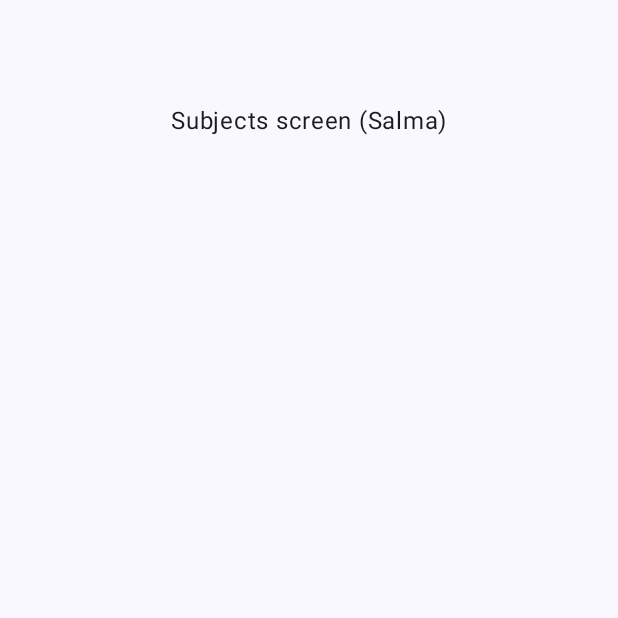
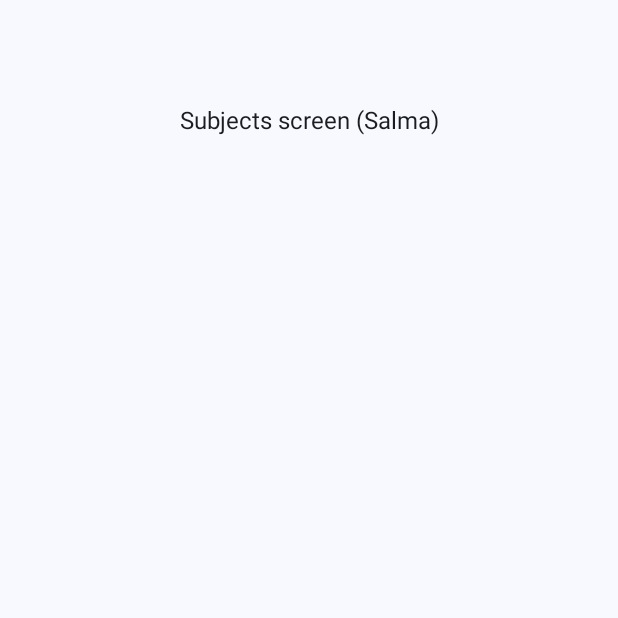
Before and after one commit to loaayyy/StudyPlanner, an Android app built with Jetpack Compose: the screen it shows after launch (SubjectsActivity), on a phone screen of 412 x 824 dp, the part 497-1115 px from its top. Run offline under Robolectric (Android 15) with nearby library versions, the phone set to English and light mode, and no system bars.

Commit message:
Add app theme: colors, typography and StudyPlannerTheme

```diff
--- a/app/src/main/java/com/example/studyplanner/ui/theme/Color.kt
+++ b/app/src/main/java/com/example/studyplanner/ui/theme/Color.kt
@@ -2,10 +2,28 @@ package com.example.studyplanner.ui.theme
 
 import androidx.compose.ui.graphics.Color
 
-val Purple80 = Color(0xFFD0BCFF)
-val PurpleGrey80 = Color(0xFFCCC2DC)
-val Pink80 = Color(0xFFEFB8C8)
+// Light colors
+val BluePrimaryLight = Color(0xFF1F5FA8)
+val OnBluePrimaryLight = Color(0xFFFFFFFF)
+val BlueContainerLight = Color(0xFFD5E3FF)
+val OnBlueContainerLight = Color(0xFF001B3C)
+val SlateSecondaryLight = Color(0xFF555F71)
+val SlateContainerLight = Color(0xFFD9E3F8)
+val OnSlateContainerLight = Color(0xFF121C2B)
+val PlumTertiaryLight = Color(0xFF6E5676)
+val BackgroundLight = Color(0xFFF8F9FF)
+val OnBackgroundLight = Color(0xFF191C20)
+val ErrorLight = Color(0xFFBA1A1A)
 
-val Purple40 = Color(0xFF6650a4)
-val PurpleGrey40 = Color(0xFF625b71)
-val Pink40 = Color(0xFF7D5260)
+// Dark colors
+val BluePrimaryDark = Color(0xFFA7C8FF)
+val OnBluePrimaryDark = Color(0xFF003061)
+val BlueContainerDark = Color(0xFF004689)
+val OnBlueContainerDark = Color(0xFFD5E3FF)
+val SlateSecondaryDark = Color(0xFFBDC7DC)
+val SlateContainerDark = Color(0xFF3E4759)
+val OnSlateContainerDark = Color(0xFFD9E3F8)
+val PlumTertiaryDark = Color(0xFFDABDE2)
+val BackgroundDark = Color(0xFF111318)
+val OnBackgroundDark = Color(0xFFE1E2E8)
+val ErrorDark = Color(0xFFFFB4AB)
--- a/app/src/main/java/com/example/studyplanner/ui/theme/Theme.kt
+++ b/app/src/main/java/com/example/studyplanner/ui/theme/Theme.kt
@@ -1,6 +1,5 @@
 package com.example.studyplanner.ui.theme
 
-import android.app.Activity
 import android.os.Build
 import androidx.compose.foundation.isSystemInDarkTheme
 import androidx.compose.material3.MaterialTheme
@@ -11,33 +10,43 @@ import androidx.compose.material3.lightColorScheme
 import androidx.compose.runtime.Composable
 import androidx.compose.ui.platform.LocalContext
 
-private val DarkColorScheme = darkColorScheme(
-    primary = Purple80,
-    secondary = PurpleGrey80,
-    tertiary = Pink80
+private val LightColors = lightColorScheme(
+    primary = BluePrimaryLight,
+    onPrimary = OnBluePrimaryLight,
+    primaryContainer = BlueContainerLight,
+    onPrimaryContainer = OnBlueContainerLight,
+    secondary = SlateSecondaryLight,
+    secondaryContainer = SlateContainerLight,
+    onSecondaryContainer = OnSlateContainerLight,
+    tertiary = PlumTertiaryLight,
+    background = BackgroundLight,
+    onBackground = OnBackgroundLight,
+    surface = BackgroundLight,
+    onSurface = OnBackgroundLight,
+    error = ErrorLight
 )
 
-private val LightColorScheme = lightColorScheme(
-    primary = Purple40,
-    secondary = PurpleGrey40,
-    tertiary = Pink40
-
-    /* Other default colors to override
-    background = Color(0xFFFFFBFE),
-    surface = Color(0xFFFFFBFE),
-    onPrimary = Color.White,
-    onSecondary = Color.White,
-    onTertiary = Color.White,
-    onBackground = Color(0xFF1C1B1F),
-    onSurface = Color(0xFF1C1B1F),
-    */
+private val DarkColors = darkColorScheme(
+    primary = BluePrimaryDark,
+    onPrimary = OnBluePrimaryDark,
+    primaryContainer = BlueContainerDark,
+    onPrimaryContainer = OnBlueContainerDark,
+    secondary = SlateSecondaryDark,
+    secondaryContainer = SlateContainerDark,
+    onSecondaryContainer = OnSlateContainerDark,
+    tertiary = PlumTertiaryDark,
+    background = BackgroundDark,
+    onBackground = OnBackgroundDark,
+    surface = BackgroundDark,
+    onSurface = OnBackgroundDark,
+    error = ErrorDark
 )
 
 @Composable
 fun StudyPlannerTheme(
     darkTheme: Boolean = isSystemInDarkTheme(),
-    // Dynamic color is available on Android 12+
-    dynamicColor: Boolean = true,
+    // Off by default so the app always shows its own colors
+    dynamicColor: Boolean = false,
     content: @Composable () -> Unit
 ) {
     val colorScheme = when {
@@ -45,9 +54,8 @@ fun StudyPlannerTheme(
             val context = LocalContext.current
             if (darkTheme) dynamicDarkColorScheme(context) else dynamicLightColorScheme(context)
         }
-
-        darkTheme -> DarkColorScheme
-        else -> LightColorScheme
+        darkTheme -> DarkColors
+        else -> LightColors
     }
 
     MaterialTheme(
--- a/app/src/main/java/com/example/studyplanner/ui/theme/Type.kt
+++ b/app/src/main/java/com/example/studyplanner/ui/theme/Type.kt
@@ -6,29 +6,42 @@ import androidx.compose.ui.text.font.FontFamily
 import androidx.compose.ui.text.font.FontWeight
 import androidx.compose.ui.unit.sp
 
-// Set of Material typography styles to start with
+// One set of text styles for every screen
 val Typography = Typography(
+    headlineSmall = TextStyle(
+        fontFamily = FontFamily.Default,
+        fontWeight = FontWeight.SemiBold,
+        fontSize = 24.sp,
+        lineHeight = 32.sp
+    ),
+    titleLarge = TextStyle(
+        fontFamily = FontFamily.Default,
+        fontWeight = FontWeight.SemiBold,
+        fontSize = 22.sp,
+        lineHeight = 28.sp
+    ),
+    titleMedium = TextStyle(
+        fontFamily = FontFamily.Default,
+        fontWeight = FontWeight.Medium,
+        fontSize = 16.sp,
+        lineHeight = 24.sp
+    ),
     bodyLarge = TextStyle(
         fontFamily = FontFamily.Default,
         fontWeight = FontWeight.Normal,
         fontSize = 16.sp,
-        lineHeight = 24.sp,
-        letterSpacing = 0.5.sp
-    )
-    /* Other default text styles to override
-    titleLarge = TextStyle(
+        lineHeight = 24.sp
+    ),
+    bodyMedium = TextStyle(
         fontFamily = FontFamily.Default,
         fontWeight = FontWeight.Normal,
-        fontSize = 22.sp,
-        lineHeight = 28.sp,
-        letterSpacing = 0.sp
+        fontSize = 14.sp,
+        lineHeight = 20.sp
     ),
-    labelSmall = TextStyle(
+    labelLarge = TextStyle(
         fontFamily = FontFamily.Default,
         fontWeight = FontWeight.Medium,
-        fontSize = 11.sp,
-        lineHeight = 16.sp,
-        letterSpacing = 0.5.sp
+        fontSize = 14.sp,
+        lineHeight = 20.sp
     )
-    */
 )
```
